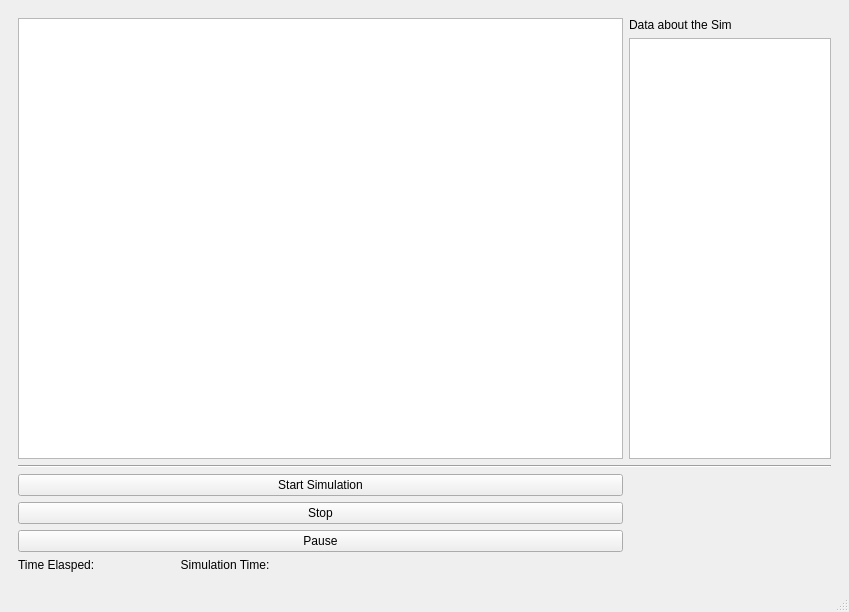
Qt form src/ui/gui/mainwindow.ui (G-PIES/G-PIES) before a commit.
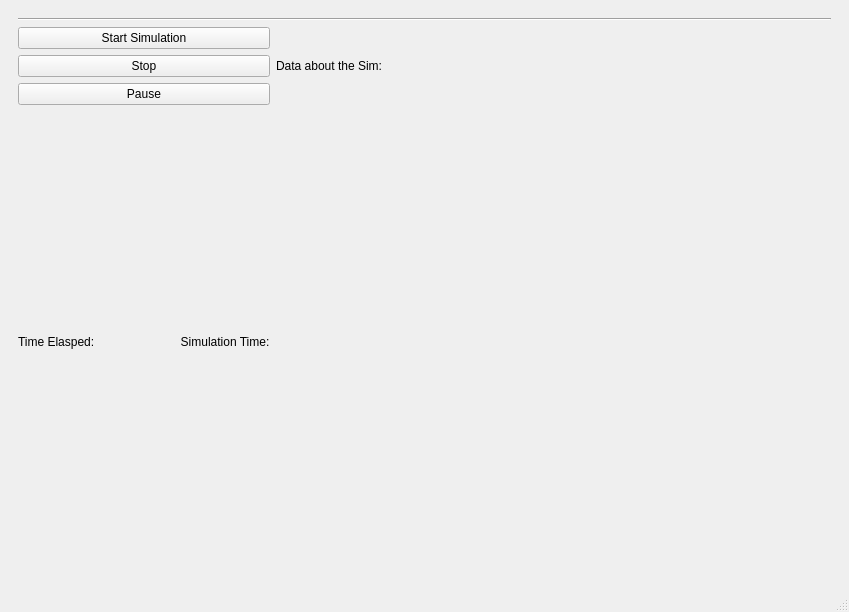
The same form after that commit.

Patch:
```diff
--- a/src/ui/gui/mainwindow.ui
+++ b/src/ui/gui/mainwindow.ui
@@ -30,17 +30,14 @@
     <item>
      <widget class="QWidget" name="widget" native="true">
       <layout class="QGridLayout" name="gridLayout">
-       <item row="0" column="0" rowspan="2">
-        <widget class="QTextBrowser" name="textBrowser">
-         <property name="sizePolicy">
-          <sizepolicy hsizetype="Expanding" vsizetype="Expanding">
-           <horstretch>3</horstretch>
-           <verstretch>0</verstretch>
-          </sizepolicy>
+       <item row="3" column="0">
+        <widget class="QLabel" name="label">
+         <property name="text">
+          <string>Time Elasped:                          Simulation Time:</string>
          </property>
         </widget>
        </item>
-       <item row="0" column="1">
+       <item row="2" column="1">
         <widget class="QLabel" name="label_2">
          <property name="sizePolicy">
           <sizepolicy hsizetype="Preferred" vsizetype="Preferred">
@@ -49,28 +46,18 @@
           </sizepolicy>
          </property>
          <property name="text">
-          <string>Data about the Sim</string>
+          <string>Data about the Sim: </string>
          </property>
         </widget>
        </item>
-       <item row="1" column="1">
-        <widget class="QTextBrowser" name="textBrowser_2">
-         <property name="sizePolicy">
-          <sizepolicy hsizetype="Expanding" vsizetype="Expanding">
-           <horstretch>1</horstretch>
-           <verstretch>0</verstretch>
-          </sizepolicy>
-         </property>
-        </widget>
-       </item>
-       <item row="2" column="0" colspan="2">
+       <item row="1" column="0" colspan="2">
         <widget class="Line" name="line">
          <property name="orientation">
           <enum>Qt::Horizontal</enum>
          </property>
         </widget>
        </item>
-       <item row="3" column="0">
+       <item row="2" column="0">
         <layout class="QVBoxLayout" name="verticalLayout" stretch="0,0,0">
          <item>
           <widget class="QPushButton" name="pushButton_2">
@@ -95,12 +82,8 @@
          </item>
         </layout>
        </item>
-       <item row="4" column="0">
-        <widget class="QLabel" name="label">
-         <property name="text">
-          <string>Time Elasped:                          Simulation Time:</string>
-         </property>
-        </widget>
+       <item row="0" column="0" colspan="2">
+        <layout class="QVBoxLayout" name="verticalLayout_2"/>
        </item>
       </layout>
      </widget>
```
Left out of the diff: 2 changed lines with no effect on the pictures.
